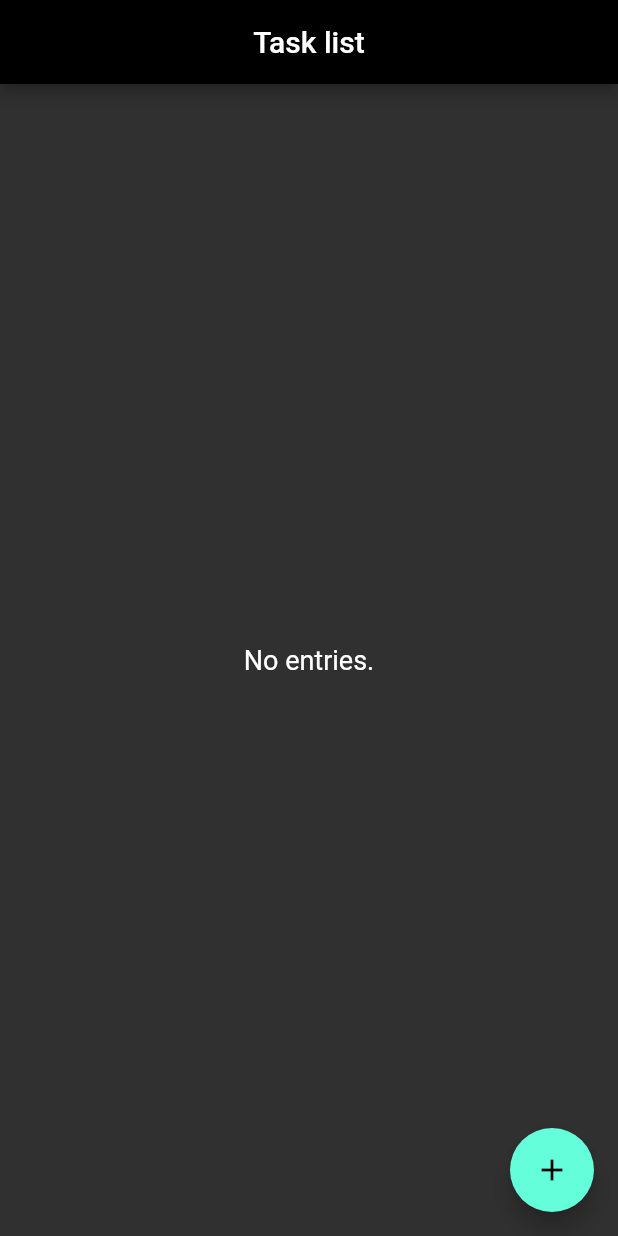
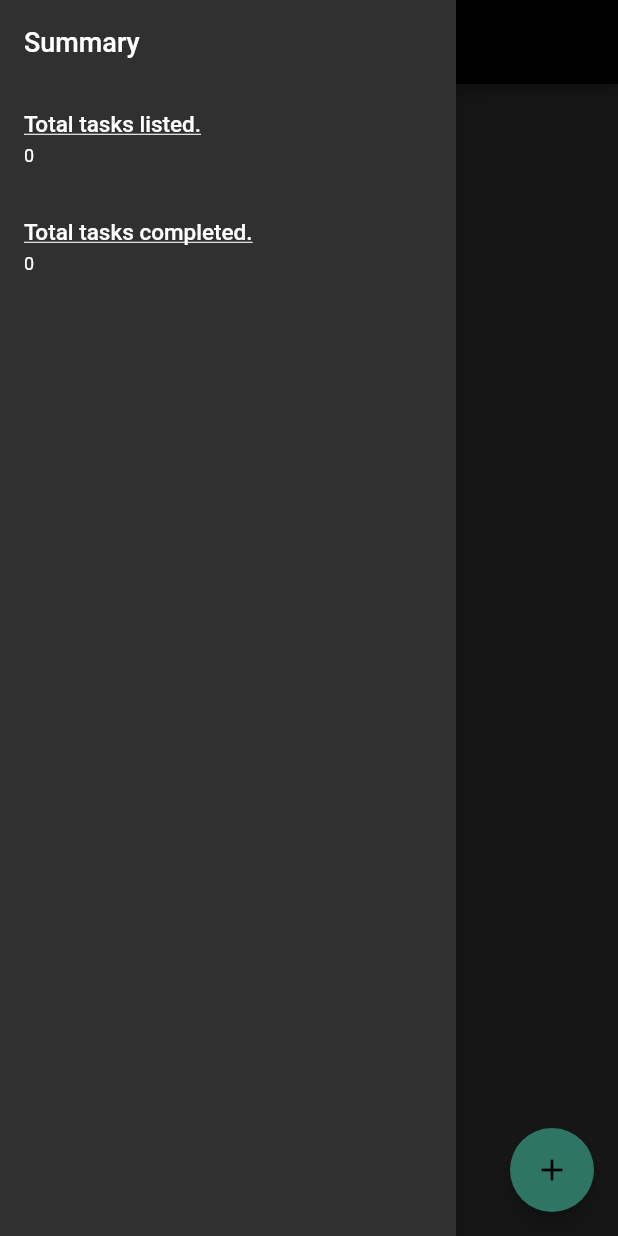
Before and after one commit to frozenHell08/task_app, a Flutter app: the screen it shows after launch, with the side drawer open (before the commit the screen has no drawer), on a phone screen of 412 x 824 dp. Run offline on Flutter 3.47's test engine with Material 2 defaults, Android fonts, the phone set to English and light mode, and no system bars; our stand-ins replace logger, realm; generated files the repository leaves out were written again.

Commit message:
summary
- total tasks listed
- total tasks completed

```diff
--- a/lib/homescreen.dart
+++ b/lib/homescreen.dart
@@ -5,6 +5,7 @@ import 'package:task_app/widgets/card_shadow.dart';
 import 'package:task_app/widgets/confirm_dialog.dart';
 import 'package:realm/realm.dart';
 import 'package:path_provider/path_provider.dart';
+import 'package:task_app/widgets/list_tile.dart';
 
 class HomeScreen extends StatefulWidget {
   const HomeScreen({super.key});
@@ -15,14 +16,8 @@ class HomeScreen extends StatefulWidget {
 
 class _HomeScreenState extends State<HomeScreen> {
   final Logger logger = Logger();
-
-  // final initialTasks = [
-  //   TaskItem(ObjectId(), 'Apple', 'red one'),
-  //   TaskItem(ObjectId(), 'Milk', 'Birch or Bear Brand'),
-  //   TaskItem(ObjectId(), 'Yogurt', 'Blueberry or Vanilla Pascal'),
-  // ];
-
   dynamic taskLists;
+  int completedTasksCount = 0;
   // -------------------- LOADING --------------------
   // bool _isLoading = true;
 
@@ -63,6 +58,7 @@ class _HomeScreenState extends State<HomeScreen> {
     });
 
     super.initState();
+    _fetchCount();
   }
 
   @override
@@ -71,31 +67,36 @@ class _HomeScreenState extends State<HomeScreen> {
     super.dispose();
   }
 
-  Future<void> _updateData(int? id) async {
-    final editingData = taskLists[id];
-
-    realm.write(() {
-      editingData.title = _titleController.text;
-      editingData.description = _descController.text;
-    });
-  }
-
-  Future<void> _addData() async {
-    String title = _titleController.text;
-    String desc = _descController.text;
-    final newData = TaskItem(ObjectId(), title, desc, false);
-
-    realm.write(() {
-      realm.add(newData);
-    });
-  }
-
   @override
   Widget build(BuildContext context) {
     return Scaffold(
       appBar: AppBar(
         centerTitle: true,
         title: const Text('Task list'),
+      ),
+      drawer: Drawer(
+        child: ListView(
+          children: [
+            const ListTile(
+              title: Text(
+                'Summary',
+                style: TextStyle(fontSize: 18),
+              ),
+            ),
+            SummaryTile(
+              title: 'Total tasks listed.',
+              description: taskLists != null ? '${taskLists.length}' : '0',
+              titleSize: 15,
+              descSize: 12,
+            ),
+            SummaryTile(
+              title: 'Total tasks completed.',
+              description: taskLists != null ? completedTasksCount.toString() : '0',
+              titleSize: 15,
+              descSize: 12
+            ),
+          ],
+        ),
       ),
       body: taskLists.isEmpty
           ? const Center(
@@ -140,6 +141,7 @@ class _HomeScreenState extends State<HomeScreen> {
                                 realm.write(() {
                                   realm.delete<TaskItem>(task);
                                 });
+                                _fetchCount();
                               });
                               Navigator.pop(context);
                             },
@@ -155,16 +157,7 @@ class _HomeScreenState extends State<HomeScreen> {
                       isChecked = value!;
                       logger.i('checkbox clicked : $value');
                       realm.write(() => task.isDone = isChecked);
-
-                      // if (isChecked) {
-                      //   task.description = const TextStyle(
-                      //     decoration: TextDecoration.lineThrough,
-                      //   );
-                      // } else {
-                      //   task.description = const TextStyle(
-                      //     decoration: TextDecoration.none,
-                      //   );
-                      // }
+                      _fetchCount();
                     }),
                   },
                 );
@@ -191,7 +184,7 @@ class _HomeScreenState extends State<HomeScreen> {
       _descController.text = existingData.description;
     }
 
-    showModalBottomSheet(
+    await showModalBottomSheet(
         elevation: 5,
         isScrollControlled: true,
         context: context,
@@ -239,9 +232,6 @@ class _HomeScreenState extends State<HomeScreen> {
                             _addData();
                           }
                         });
-
-                        _titleController.clear();
-                        _descController.clear();
                         navigator.pop();
                       },
                       child: Padding(
@@ -258,6 +248,48 @@ class _HomeScreenState extends State<HomeScreen> {
                   ),
                 ],
               ),
-            ));
+            )).then((value) {
+              setState(() {
+                _titleController.clear();
+                _descController.clear();
+              });
+            });
   }
+
+  Future<void> _updateData(int? id) async {
+    final editingData = taskLists[id];
+
+    realm.write(() {
+      editingData.title = _titleController.text;
+      editingData.description = _descController.text;
+    });
+  }
+
+  Future<void> _addData() async {
+    String title = _titleController.text;
+    String desc = _descController.text;
+    final newData = TaskItem(ObjectId(), title, desc, false);
+
+    realm.write(() {
+      realm.add(newData);
+    });
+  }
+
+  Future<int> _completedTasks() async {
+    int total = 0;
+
+    for (var task in taskLists) {
+      if (task.isDone) total++;
+    }
+
+    return total;
+  }
+
+  Future<void> _fetchCount() async {
+    int count = await _completedTasks();
+    setState(() {
+      completedTasksCount = count;
+    });
+  }
+
 }
--- /dev/null
+++ b/lib/widgets/list_tile.dart
@@ -0,0 +1,31 @@
+import 'package:flutter/material.dart';
+
+class SummaryTile extends StatelessWidget {
+  final String title;
+  final String description;
+  final double titleSize;
+  final double descSize;
+
+  const SummaryTile({
+    super.key,
+    required this.title,
+    required this.description,
+    required this.titleSize,
+    required this.descSize
+  });
+
+  @override
+  Widget build(BuildContext context) {
+    return ListTile(
+      title: Text(
+        title,
+        style: TextStyle(
+          fontSize: titleSize,
+          decoration: TextDecoration.underline,
+        ),
+      ),
+      subtitle: Text(description),
+      subtitleTextStyle: TextStyle(fontSize: descSize),
+    );
+  }
+}
```
Also changed, not shown: lib/widgets/card_shadow.dart (+0 -15 lines).
